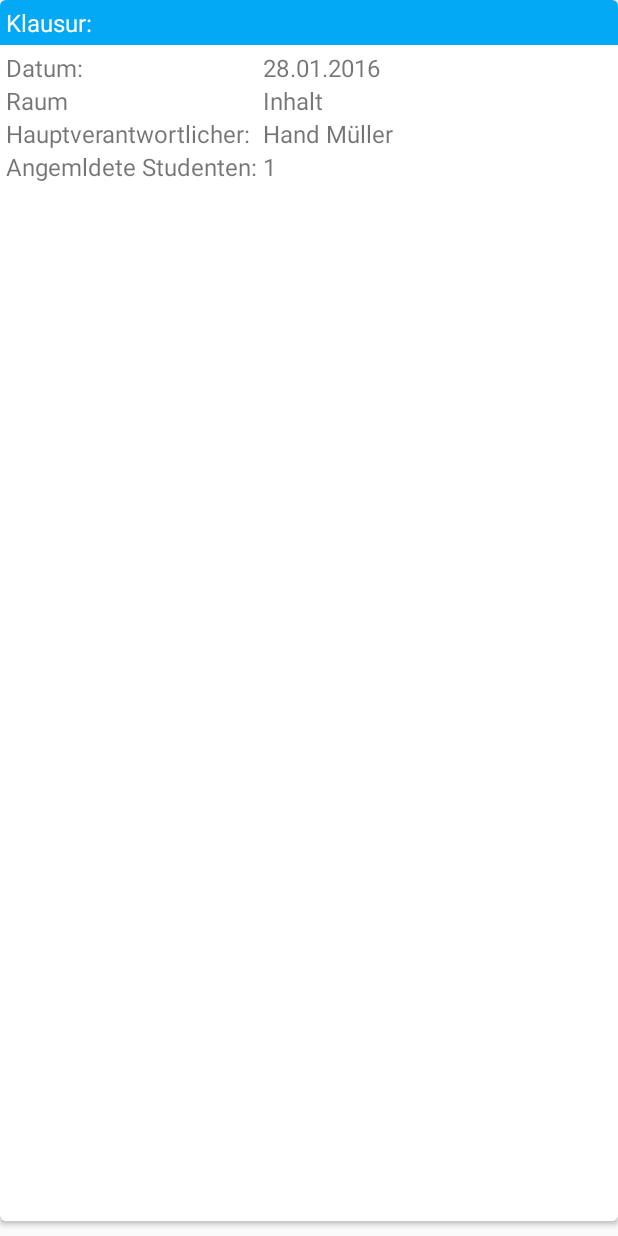
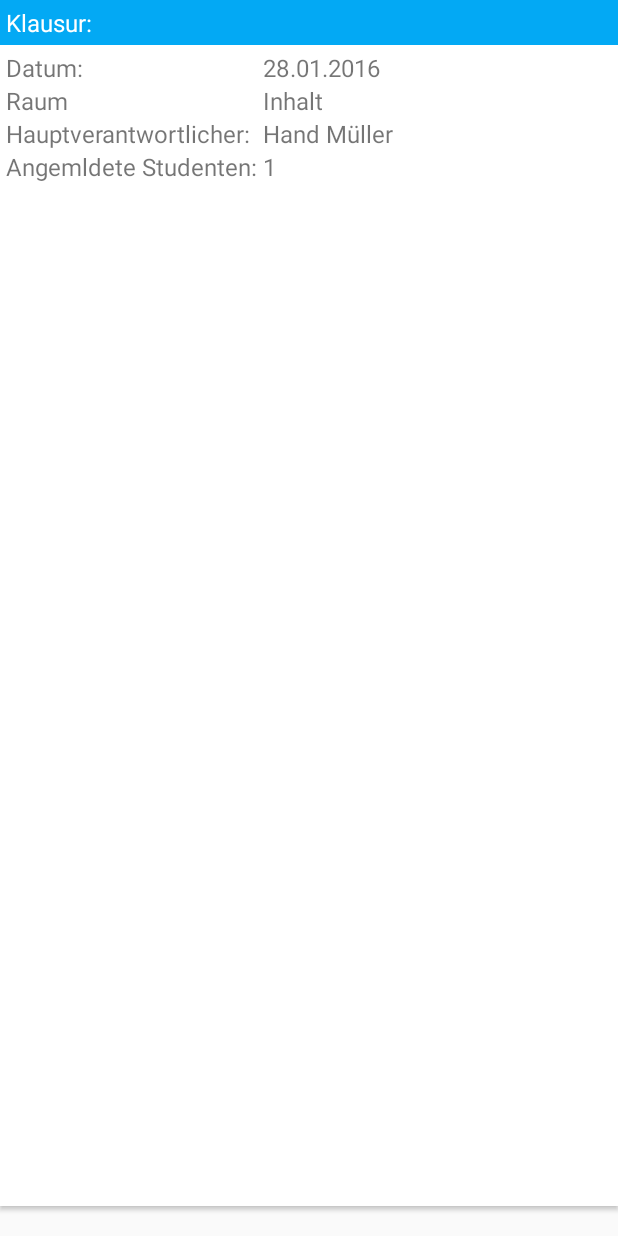
Before and after one commit to marcengelmann/SmartInsight, an Android app: the layout fragment_list_calendar.xml on its own in the app's theme, with its tools: preview values and no code run, on a phone screen of 412 x 824 dp. Run offline under Robolectric (Android 15) with nearby library versions, the phone set to English and light mode, and no system bars.

Commit message:
change cardview zu eckigen rändern und nicht rund

```diff
--- a/app/src/main/res/layout/fragment_list_calendar.xml
+++ b/app/src/main/res/layout/fragment_list_calendar.xml
@@ -5,8 +5,8 @@
     android:id="@+id/card_view_request_list"
     android:layout_width="match_parent"
     android:layout_height="match_parent"
-    card_view:cardCornerRadius="4dp"
-    android:layout_marginBottom="10dp">
+    card_view:cardCornerRadius="0dp"
+    android:layout_marginBottom="20dp">
     <LinearLayout
         android:layout_width="match_parent"
         android:layout_height="wrap_content"
```
